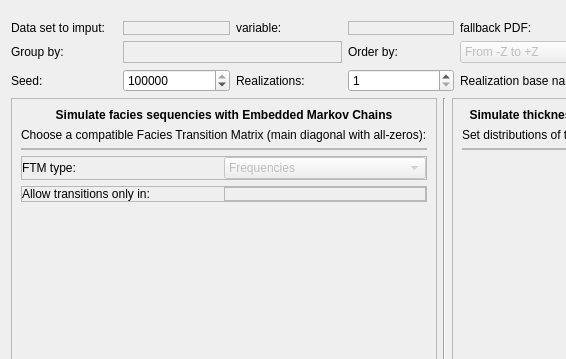
Old version of the form dialogs/mcmcdataimputationdialog.ui in the repository PauloCarvalhoRJ/gammaray; both pictures show x 0 to 566 and y 0 to 359 of the 711 by 442 pixel window.
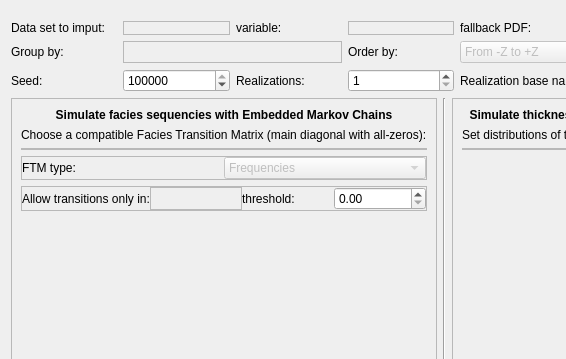
New version of the form. Icons and pictures are not drawn.

Commit message: MCMC: user can set a threshold for forbidden transitions enforcement.  Forbidden transition with low count/probability can be tolerated.

Diff of the .ui file:
```diff
--- a/dialogs/mcmcdataimputationdialog.ui
+++ b/dialogs/mcmcdataimputationdialog.ui
@@ -405,6 +405,12 @@
            </item>
            <item>
             <widget class="QFrame" name="frmCmbEnforceFTM">
+             <property name="sizePolicy">
+              <sizepolicy hsizetype="Preferred" vsizetype="Preferred">
+               <horstretch>0</horstretch>
+               <verstretch>0</verstretch>
+              </sizepolicy>
+             </property>
              <property name="frameShape">
               <enum>QFrame::StyledPanel</enum>
              </property>
@@ -430,6 +436,29 @@
              </layout>
             </widget>
            </item>
+           <item>
+            <widget class="QLabel" name="label_15">
+             <property name="sizePolicy">
+              <sizepolicy hsizetype="Minimum" vsizetype="Preferred">
+               <horstretch>0</horstretch>
+               <verstretch>0</verstretch>
+              </sizepolicy>
+             </property>
+             <property name="text">
+              <string>threshold:</string>
+             </property>
+            </widget>
+           </item>
+           <item>
+            <widget class="QDoubleSpinBox" name="dblSpinEnforceThreshold">
+             <property name="maximum">
+              <double>1.000000000000000</double>
+             </property>
+             <property name="singleStep">
+              <double>0.050000000000000</double>
+             </property>
+            </widget>
+           </item>
           </layout>
          </widget>
         </item>
```
The commit also changes 3 other files.
